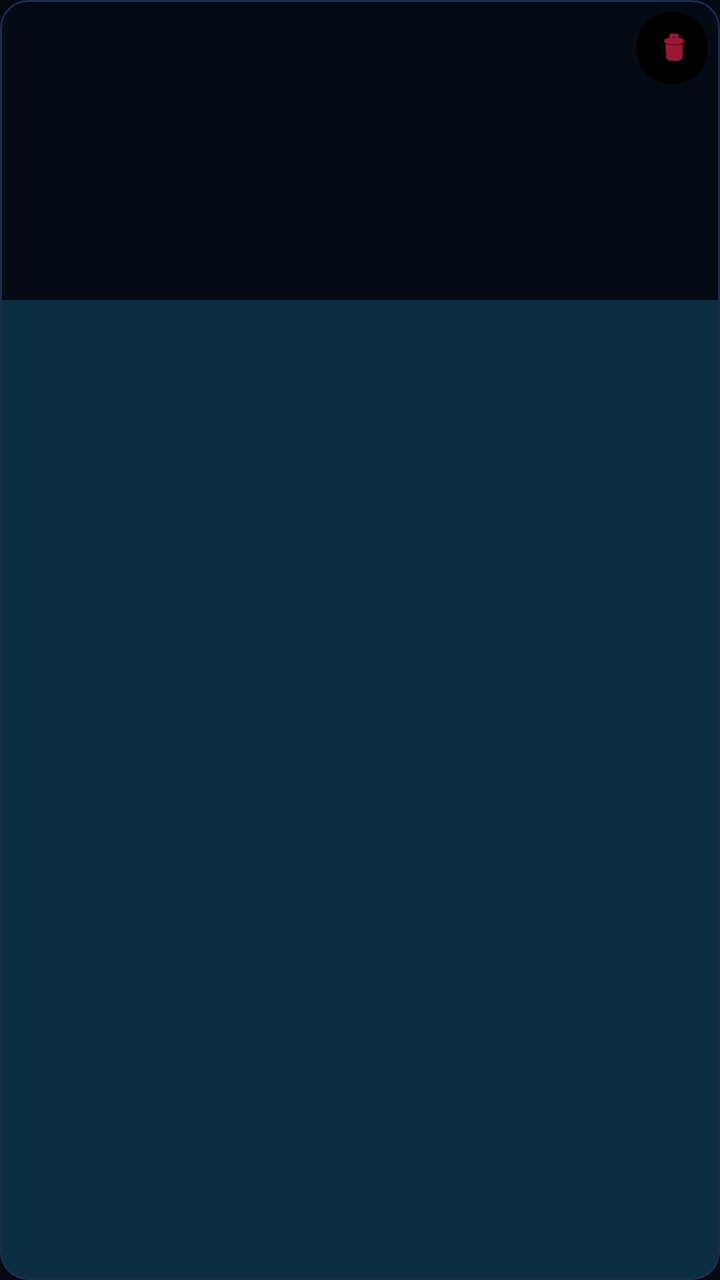
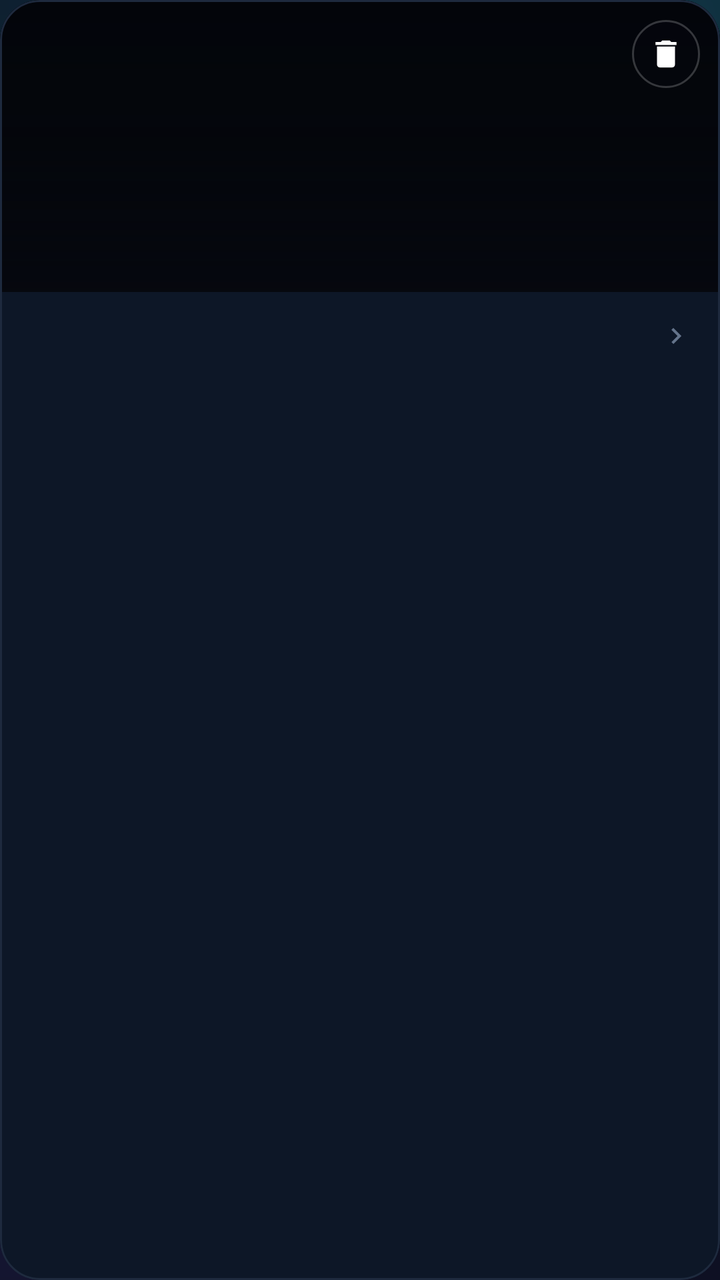

An Android layout rendered at two revisions. The XML below is the earlier revision; the diff shows what the commit changed to produce the second picture.
<!-- AndroidManifest.xml: application theme Theme.PCHome -->
<!-- res/layout/item_recent_pc.xml -->
<?xml version="1.0" encoding="utf-8"?>
<com.google.android.material.card.MaterialCardView xmlns:android="http://schemas.android.com/apk/res/android"
    xmlns:app="http://schemas.android.com/apk/res-auto"
    android:layout_width="match_parent"
    android:layout_height="wrap_content"
    android:layout_margin="6dp"
    app:cardCornerRadius="14dp"
    app:cardElevation="4dp"
    app:strokeWidth="1dp"
    app:strokeColor="@color/PCHome_border">

    <LinearLayout
        android:layout_width="match_parent"
        android:layout_height="wrap_content"
        android:orientation="vertical">

        
        <FrameLayout
            android:layout_width="match_parent"
            android:layout_height="150dp"
            android:background="@color/PCHome_background">

            <ImageView
                android:id="@+id/recent_thumb"
                android:layout_width="match_parent"
                android:layout_height="match_parent"
                android:scaleType="centerCrop"
                android:contentDescription="@string/recent_thumb_desc" />

            <com.google.android.material.button.MaterialButton
                android:id="@+id/recent_delete"
                style="@style/Widget.Material3.Button.IconButton"
                android:layout_width="36dp"
                android:layout_height="36dp"
                android:layout_gravity="top|end"
                android:layout_margin="6dp"
                android:insetLeft="0dp"
                android:insetRight="0dp"
                android:insetTop="0dp"
                android:insetBottom="0dp"
                android:contentDescription="@string/recent_delete_desc"
                app:icon="@android:drawable/ic_menu_delete"
                app:iconSize="18dp"
                app:iconTint="@color/PCHome_danger"
                app:backgroundTint="@color/black" />
        </FrameLayout>

        <LinearLayout
            android:layout_width="match_parent"
            android:layout_height="wrap_content"
            android:orientation="vertical"
            android:padding="10dp">

            <com.google.android.material.textview.MaterialTextView
                android:id="@+id/recent_title"
                android:layout_width="match_parent"
                android:layout_height="wrap_content"
                android:textAppearance="?attr/textAppearanceTitleSmall"
                android:textColor="@color/PCHome_cyan"
                android:singleLine="true"
                android:ellipsize="end" />

            <com.google.android.material.textview.MaterialTextView
                android:id="@+id/recent_subtitle"
                android:layout_width="match_parent"
                android:layout_height="wrap_content"
                android:textAppearance="?attr/textAppearanceBodySmall"
                android:textColor="@color/PCHome_text"
                android:fontFamily="monospace"
                android:textSize="11sp"
                android:layout_marginTop="2dp" />

            <com.google.android.material.textview.MaterialTextView
                android:id="@+id/recent_password"
                android:layout_width="match_parent"
                android:layout_height="wrap_content"
                android:textAppearance="?attr/textAppearanceBodySmall"
                android:textColor="@color/PCHome_cyan"
                android:fontFamily="monospace"
                android:textSize="13sp"
                android:layout_marginTop="2dp" />

            <com.google.android.material.textview.MaterialTextView
                android:id="@+id/recent_last_seen"
                android:layout_width="match_parent"
                android:layout_height="wrap_content"
                android:textAppearance="?attr/textAppearanceLabelSmall"
                android:textColor="@color/PCHome_muted"
                android:layout_marginTop="4dp" />
        </LinearLayout>
    </LinearLayout>
</com.google.android.material.card.MaterialCardView>
<!-- resources referenced by this layout -->
<resources>
  <color name="PCHome_background">#FF050B14</color>
  <color name="PCHome_border">#FF1B2F4A</color>
  <color name="PCHome_cyan">#FF00E5FF</color>
  <color name="PCHome_danger">#FFFF2A55</color>
  <color name="PCHome_muted">#FF7A8CA3</color>
  <color name="PCHome_text">#FFE6F4FF</color>
  <color name="black">#FF000000</color>
  <style name="Theme.PCHome" parent="Theme.Material3.Dark">
          <item name="colorPrimary">@color/PCHome_cyan</item>
          <item name="colorPrimaryVariant">@color/PCHome_cyan</item>
          <item name="colorOnPrimary">@color/black</item>
          <item name="colorSecondary">@color/PCHome_blue</item>
          <item name="colorSecondaryVariant">@color/PCHome_blue</item>
          <item name="colorOnSecondary">@color/white</item>
          <item name="android:colorBackground">@color/PCHome_background</item>
          <item name="colorSurface">@color/PCHome_surface</item>
          <item name="colorSurfaceVariant">@color/PCHome_panel</item>
          <item name="colorOnSurface">@color/PCHome_text</item>
          <item name="colorOnSurfaceVariant">@color/PCHome_muted</item>
          <item name="colorError">@color/PCHome_danger</item>
          <item name="android:statusBarColor">@android:color/transparent</item>
          <item name="android:navigationBarColor">@android:color/transparent</item>
          <item name="android:windowLightStatusBar">false</item>
          <item name="textInputStyle">@style/Widget.Material3.TextInputLayout.OutlinedBox</item>
      </style>
  <color name="PCHome_blue">#FF0A84FF</color>
  <color name="PCHome_surface">#FF0D1B2E</color>
  <color name="PCHome_panel">#FF0A1626</color>
  <!-- unchanged entries left out for length: 3 -->
</resources>

<!-- the commit's change to res/layout/item_recent_pc.xml (unified diff, before → after) -->
@@ -1,92 +1,118 @@
 <?xml version="1.0" encoding="utf-8"?>
 <com.google.android.material.card.MaterialCardView xmlns:android="http://schemas.android.com/apk/res/android"
     xmlns:app="http://schemas.android.com/apk/res-auto"
-    android:layout_width="match_parent"
+    android:layout_width="280dp"
     android:layout_height="wrap_content"
-    android:layout_margin="6dp"
-    app:cardCornerRadius="14dp"
-    app:cardElevation="4dp"
-    app:strokeWidth="1dp"
-    app:strokeColor="@color/PCHome_border">
+    android:layout_marginEnd="12dp"
+    android:layout_marginBottom="4dp"
+    android:clickable="true"
+    android:focusable="true"
+    app:cardBackgroundColor="@color/PCHome_surface"
+    app:cardCornerRadius="20dp"
+    app:cardElevation="0dp"
+    app:rippleColor="@color/PCHome_surface_hover"
+    app:strokeColor="@color/PCHome_border"
+    app:strokeWidth="1dp">
 
     <LinearLayout
         android:layout_width="match_parent"
         android:layout_height="wrap_content"
         android:orientation="vertical">
 
-        
         <FrameLayout
             android:layout_width="match_parent"
-            android:layout_height="150dp"
-            android:background="@color/PCHome_background">
+            android:layout_height="146dp"
+            android:background="@color/PCHome_background_deep">
 
             <ImageView
                 android:id="@+id/recent_thumb"
                 android:layout_width="match_parent"
                 android:layout_height="match_parent"
-                android:scaleType="centerCrop"
-                android:contentDescription="@string/recent_thumb_desc" />
+                android:contentDescription="@string/recent_thumb_desc"
+                android:scaleType="centerCrop" />
 
-            <com.google.android.material.button.MaterialButton
+            <View
+                android:layout_width="match_parent"
+                android:layout_height="match_parent"
+                android:background="@drawable/bg_thumb_scrim" />
+
+            <ImageView
                 android:id="@+id/recent_delete"
-                style="@style/Widget.Material3.Button.IconButton"
-                android:layout_width="36dp"
-                android:layout_height="36dp"
+                android:layout_width="34dp"
+                android:layout_height="34dp"
                 android:layout_gravity="top|end"
-                android:layout_margin="6dp"
-                android:insetLeft="0dp"
-                android:insetRight="0dp"
-                android:insetTop="0dp"
-                android:insetBottom="0dp"
+                android:layout_margin="10dp"
+                android:background="@drawable/bg_icon_button"
+                android:clickable="true"
                 android:contentDescription="@string/recent_delete_desc"
-                app:icon="@android:drawable/ic_menu_delete"
-                app:iconSize="18dp"
-                app:iconTint="@color/PCHome_danger"
-                app:backgroundTint="@color/black" />
+                android:focusable="true"
+                android:padding="8dp"
+                android:src="@drawable/ic_trash"
+                app:tint="@color/white" />
         </FrameLayout>
 
         <LinearLayout
             android:layout_width="match_parent"
             android:layout_height="wrap_content"
             android:orientation="vertical"
-            android:padding="10dp">
+            android:paddingStart="14dp"
+            android:paddingTop="12dp"
+            android:paddingEnd="14dp"
+            android:paddingBottom="14dp">
 
-            <com.google.android.material.textview.MaterialTextView
-                android:id="@+id/recent_title"
+            <LinearLayout
                 android:layout_width="match_parent"
                 android:layout_height="wrap_content"
-                android:textAppearance="?attr/textAppearanceTitleSmall"
-                android:textColor="@color/PCHome_cyan"
-                android:singleLine="true"
-                android:ellipsize="end" />
+                android:gravity="center_vertical"
+                android:orientation="horizontal">
+
+                <com.google.android.material.textview.MaterialTextView
+                    android:id="@+id/recent_title"
+                    android:layout_width="0dp"
+                    android:layout_height="wrap_content"
+                    android:layout_weight="1"
+                    android:ellipsize="end"
+                    android:singleLine="true"
+                    android:textColor="@color/PCHome_text"
+                    android:textSize="15sp"
+                    android:textStyle="bold" />
+
+                <ImageView
+                    android:layout_width="16dp"
+                    android:layout_height="16dp"
+                    android:layout_marginStart="6dp"
+                    android:contentDescription="@null"
+                    android:src="@drawable/ic_chevron"
+                    app:tint="@color/PCHome_dim" />
+            </LinearLayout>
 
             <com.google.android.material.textview.MaterialTextView
                 android:id="@+id/recent_subtitle"
                 android:layout_width="match_parent"
                 android:layout_height="wrap_content"
-                android:textAppearance="?attr/textAppearanceBodySmall"
-                android:textColor="@color/PCHome_text"
-                android:fontFamily="monospace"
-                android:textSize="11sp"
-                android:layout_marginTop="2dp" />
+                android:layout_marginTop="3dp"
+                android:ellipsize="end"
+                android:singleLine="true"
+                android:textColor="@color/PCHome_muted"
+                android:textSize="11sp" />
 
             <com.google.android.material.textview.MaterialTextView
                 android:id="@+id/recent_password"
                 android:layout_width="match_parent"
                 android:layout_height="wrap_content"
-                android:textAppearance="?attr/textAppearanceBodySmall"
+                android:layout_marginTop="5dp"
                 android:textColor="@color/PCHome_cyan"
-                android:fontFamily="monospace"
-                android:textSize="13sp"
-                android:layout_marginTop="2dp" />
+                android:textSize="11sp" />
 
             <com.google.android.material.textview.MaterialTextView
                 android:id="@+id/recent_last_seen"
                 android:layout_width="match_parent"
                 android:layout_height="wrap_content"
-                android:textAppearance="?attr/textAppearanceLabelSmall"
-                android:textColor="@color/PCHome_muted"
-                android:layout_marginTop="4dp" />
+                android:layout_marginTop="5dp"
+                android:ellipsize="end"
+                android:singleLine="true"
+                android:textColor="@color/PCHome_dim"
+                android:textSize="10sp" />
         </LinearLayout>
     </LinearLayout>
 </com.google.android.material.card.MaterialCardView>
<!-- resource entries referenced after the edit -->
@@ -1,33 +1,154 @@
 <!-- resources referenced by this layout -->
 <resources>
-  <color name="PCHome_background">#FF050B14</color>
-  <color name="PCHome_border">#FF1B2F4A</color>
-  <color name="PCHome_cyan">#FF00E5FF</color>
-  <color name="PCHome_danger">#FFFF2A55</color>
-  <color name="PCHome_muted">#FF7A8CA3</color>
-  <color name="PCHome_text">#FFE6F4FF</color>
-  <color name="black">#FF000000</color>
-  <style name="Theme.PCHome" parent="Theme.Material3.Dark">
+  <color name="PCHome_background_deep">#FF03050A</color>
+  <color name="PCHome_background">#FF05070E</color>
+  <color name="PCHome_border">#FF1E2A3E</color>
+  <color name="PCHome_cyan">#FF22D3EE</color>
+  <color name="PCHome_dim">#FF64748B</color>
+  <color name="PCHome_danger">#FFFB7185</color>
+  <!-- drawable bg_app (drawable) -->
+  <?xml version="1.0" encoding="utf-8"?>
+  <layer-list xmlns:android="http://schemas.android.com/apk/res/android">
+      <item>
+          <shape android:shape="rectangle">
+              <solid android:color="@color/PCHome_background" />
+          </shape>
+      </item>
+      <item>
+          <shape android:shape="rectangle">
+              <gradient
+                  android:type="radial"
+                  android:centerX="0.92"
+                  android:centerY="0.02"
+                  android:gradientRadius="620dp"
+                  android:startColor="@color/PCHome_glow_cyan"
+                  android:endColor="#0005070E" />
+          </shape>
+      </item>
+      <item>
+          <shape android:shape="rectangle">
+              <gradient
+                  android:type="radial"
+                  android:centerX="0.02"
+                  android:centerY="0.78"
+                  android:gradientRadius="760dp"
+                  android:startColor="@color/PCHome_glow_indigo"
+                  android:endColor="#0005070E" />
+          </shape>
+      </item>
+  </layer-list>
+  <style name="Widget.PCHome.Button.Primary" parent="Widget.Material3.Button">
+          <item name="backgroundTint">@color/PCHome_cyan</item>
+          <item name="android:textColor">@color/PCHome_ink</item>
+          <item name="android:textStyle">bold</item>
+          <item name="android:textSize">15sp</item>
+          <item name="cornerRadius">18dp</item>
+          <item name="android:minHeight">56dp</item>
+          <item name="android:insetTop">0dp</item>
+          <item name="android:insetBottom">0dp</item>
+          <item name="iconTint">@color/PCHome_ink</item>
+          <item name="iconGravity">textEnd</item>
+          <item name="iconPadding">10dp</item>
+          <item name="iconSize">20dp</item>
+          <item name="elevation">0dp</item>
+      </style>
+  <style name="Widget.PCHome.Input" parent="Widget.Material3.TextInputLayout.FilledBox">
+          <item name="boxBackgroundColor">@color/PCHome_panel</item>
+          <item name="boxCornerRadiusTopStart">16dp</item>
+          <item name="boxCornerRadiusTopEnd">16dp</item>
+          <item name="boxCornerRadiusBottomStart">16dp</item>
+          <item name="boxCornerRadiusBottomEnd">16dp</item>
+          <item name="boxStrokeWidth">0dp</item>
+          <item name="boxStrokeWidthFocused">1dp</item>
+          <item name="boxStrokeColor">@color/PCHome_cyan</item>
+          <item name="hintTextColor">@color/PCHome_muted</item>
+          <item name="android:textColorHint">@color/PCHome_muted</item>
+          <item name="startIconTint">@color/PCHome_cyan</item>
+          <item name="endIconTint">@color/PCHome_muted</item>
+          <item name="helperTextTextColor">@color/PCHome_dim</item>
+          <item name="errorTextColor">@color/PCHome_danger</item>
+          <item name="boxCollapsedPaddingTop">0dp</item>
+          <item name="boxBackgroundMode">filled</item>
+      </style>
+  <color name="PCHome_glow_cyan">#3322D3EE</color>
+  <color name="PCHome_glow_indigo">#2E6366F1</color>
+  <color name="PCHome_muted">#FF94A3B8</color>
+  <color name="PCHome_text">#FFF1F5F9</color>
+  <!-- drawable bg_icon_button (drawable) -->
+  <?xml version="1.0" encoding="utf-8"?>
+  <shape xmlns:android="http://schemas.android.com/apk/res/android" android:shape="oval">
+      <solid android:color="#B305070E" />
+      <stroke android:width="1dp" android:color="#33FFFFFF" />
+  </shape>
+  <!-- drawable bg_thumb_scrim (drawable) -->
+  <?xml version="1.0" encoding="utf-8"?>
+  <shape xmlns:android="http://schemas.android.com/apk/res/android" android:shape="rectangle">
+      <gradient
+          android:angle="270"
+          android:startColor="#0005070E"
+          android:centerColor="#3A05070E"
+          android:endColor="#F205070E" />
+  </shape>
+  <!-- drawable ic_chevron (drawable) -->
+  <?xml version="1.0" encoding="utf-8"?>
+  <vector xmlns:android="http://schemas.android.com/apk/res/android"
+      android:width="24dp"
+      android:height="24dp"
+      android:viewportWidth="24"
+      android:viewportHeight="24">
+      <path
+          android:fillColor="@android:color/white"
+          android:pathData="M10,6L8.59,7.41 13.17,12l-4.58,4.59L10,18l6,-6z" />
+  </vector>
+  <!-- drawable ic_trash (drawable) -->
+  <?xml version="1.0" encoding="utf-8"?>
+  <vector xmlns:android="http://schemas.android.com/apk/res/android"
+      android:width="24dp"
+      android:height="24dp"
+      android:viewportWidth="24"
+      android:viewportHeight="24">
+      <path
+          android:fillColor="@android:color/white"
+          android:pathData="M6,19c0,1.1 0.9,2 2,2h8c1.1,0 2,-0.9 2,-2V7H6v12zM19,4h-3.5l-1,-1h-5l-1,1H5v2h14V4z" />
+  </vector>
+  <style name="Theme.PCHome" parent="Theme.Material3.Dark.NoActionBar">
           <item name="colorPrimary">@color/PCHome_cyan</item>
-          <item name="colorPrimaryVariant">@color/PCHome_cyan</item>
-          <item name="colorOnPrimary">@color/black</item>
+          <item name="colorOnPrimary">@color/PCHome_ink</item>
+          <item name="colorPrimaryContainer">@color/PCHome_surface_high</item>
+          <item name="colorOnPrimaryContainer">@color/PCHome_text</item>
           <item name="colorSecondary">@color/PCHome_blue</item>
-          <item name="colorSecondaryVariant">@color/PCHome_blue</item>
           <item name="colorOnSecondary">@color/white</item>
+          <item name="colorTertiary">@color/PCHome_indigo</item>
           <item name="android:colorBackground">@color/PCHome_background</item>
           <item name="colorSurface">@color/PCHome_surface</item>
           <item name="colorSurfaceVariant">@color/PCHome_panel</item>
           <item name="colorOnSurface">@color/PCHome_text</item>
           <item name="colorOnSurfaceVariant">@color/PCHome_muted</item>
+          <item name="colorOutline">@color/PCHome_border</item>
           <item name="colorError">@color/PCHome_danger</item>
+          <item name="colorOnError">@color/PCHome_ink</item>
+          <item name="android:windowBackground">@drawable/bg_app</item>
           <item name="android:statusBarColor">@android:color/transparent</item>
           <item name="android:navigationBarColor">@android:color/transparent</item>
           <item name="android:windowLightStatusBar">false</item>
-          <item name="textInputStyle">@style/Widget.Material3.TextInputLayout.OutlinedBox</item>
+          <item name="android:windowLightNavigationBar">false</item>
+          <item name="android:windowActionBar">false</item>
+          <item name="android:windowNoTitle">true</item>
+          <item name="windowActionBar">false</item>
+          <item name="windowNoTitle">true</item>
+          <item name="android:fontFamily">sans-serif</item>
+          <item name="android:windowLayoutInDisplayCutoutMode">shortEdges</item>
+          <item name="materialButtonStyle">@style/Widget.PCHome.Button.Primary</item>
+          <item name="textInputStyle">@style/Widget.PCHome.Input</item>
+          <item name="android:windowContentTransitions">true</item>
       </style>
-  <color name="PCHome_blue">#FF0A84FF</color>
-  <color name="PCHome_surface">#FF0D1B2E</color>
-  <color name="PCHome_panel">#FF0A1626</color>
+  <color name="PCHome_ink">#FF041018</color>
+  <color name="PCHome_surface_high">#FF122033</color>
+  <color name="PCHome_blue">#FF3B82F6</color>
+  <color name="PCHome_indigo">#FF6366F1</color>
+  <color name="PCHome_surface">#FF0D1727</color>
+  <color name="PCHome_surface_hover">#FF16263D</color>
+  <color name="PCHome_panel">#FF0B1422</color>
   <!-- unchanged entries left out for length: 3 -->
 </resources>
 
